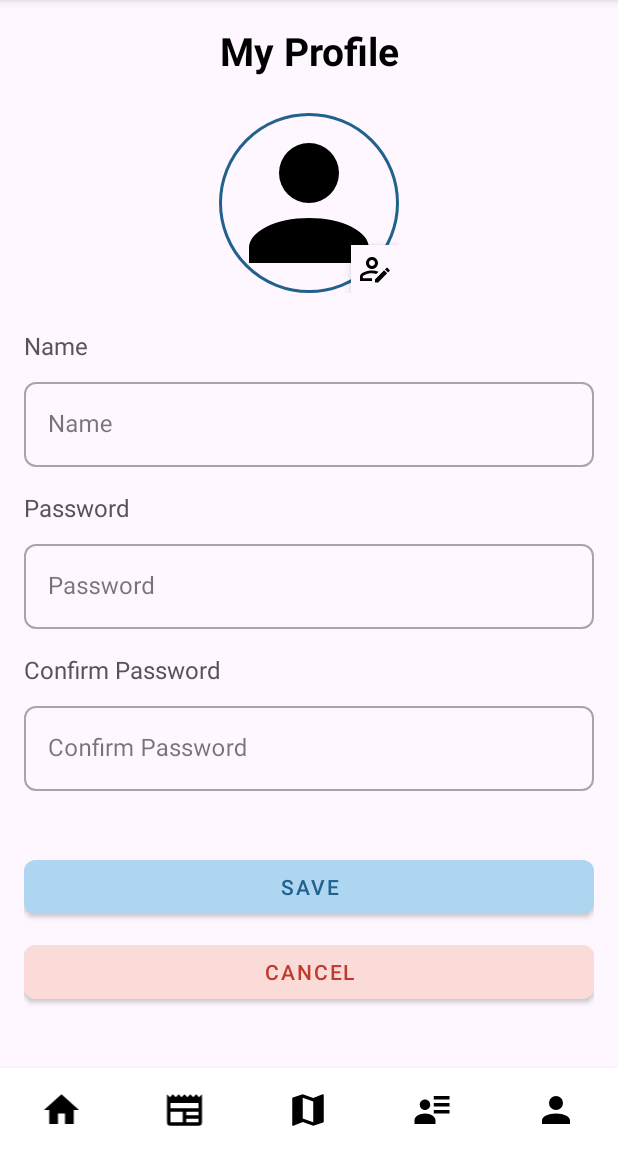
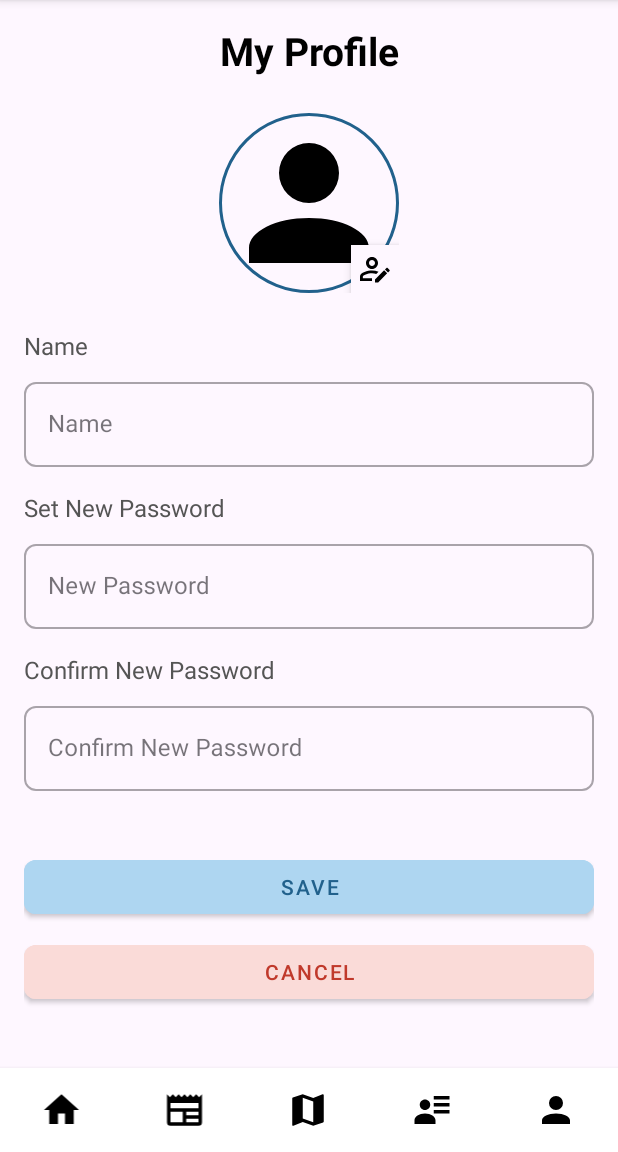
Before and after one commit to dormatana101/TogetherApp, an Android app: the fragment editProfileFragment placed in its activity, on a phone screen of 412 x 824 dp, the part 84-1236 px from its top. Run offline under Robolectric (Android 15) with nearby library versions, the phone set to English and light mode, and no system bars; our stand-ins replace Firebase (no records; nobody signed in at launch, a user with empty details on screens opened directly), Picasso; libraries missing offline, so code that uses them is left out: jp.wasabeef.picasso; pictures from the network do not load.

Commit message:
Edit profile

```diff
--- a/app/src/main/res/layout/fragment_edit_profile.xml
+++ b/app/src/main/res/layout/fragment_edit_profile.xml
@@ -91,7 +91,7 @@
         android:id="@+id/passwordLabel"
         android:layout_width="0dp"
         android:layout_height="wrap_content"
-        android:text="Password"
+        android:text="Set New Password"
         android:textSize="16sp"
         android:textColor="@color/secondaryText"
         app:layout_constraintTop_toBottomOf="@id/nameInputLayout"
@@ -118,16 +118,15 @@
             android:id="@+id/editProfilePassword"
             android:layout_width="match_parent"
             android:layout_height="wrap_content"
-            android:hint="Password"
+            android:hint="New Password"
             android:inputType="textPassword" />
     </com.google.android.material.textfield.TextInputLayout>
 
-    <!-- אימות סיסמה / Подтверждение пароля (Label) -->
     <TextView
         android:id="@+id/confirmPasswordLabel"
         android:layout_width="0dp"
         android:layout_height="wrap_content"
-        android:text="Confirm Password"
+        android:text="Confirm New Password"
         android:textSize="16sp"
         android:textColor="@color/secondaryText"
         app:layout_constraintTop_toBottomOf="@id/passwordInputLayout"
@@ -154,7 +153,7 @@
             android:id="@+id/editProfileConfirmPassword"
             android:layout_width="match_parent"
             android:layout_height="wrap_content"
-            android:hint="Confirm Password"
+            android:hint="Confirm New Password"
             android:inputType="textPassword" />
     </com.google.android.material.textfield.TextInputLayout>
 
```
